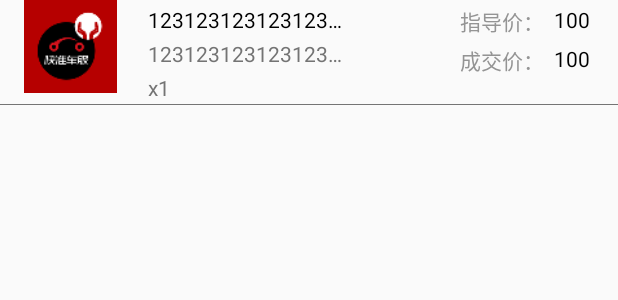
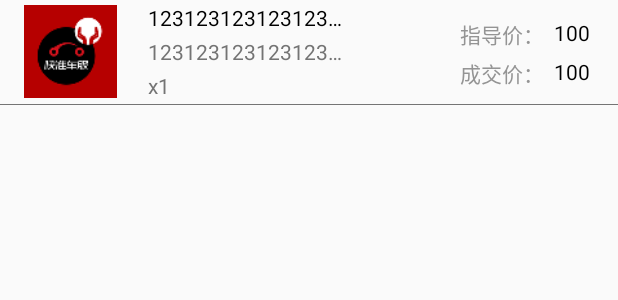
Before and after one commit to r17171709/CarServer, an Android app: the layout adapter_ordercenterpending_child.xml on its own in the app's theme, with its tools: preview values and no code run, on a phone screen of 412 x 824 dp. Shown: the top 300 px of the screen. Run offline under Robolectric (Android 15) with nearby library versions, the phone set to English and light mode, and no system bars.

Commit message:
订单UI调整

```diff
--- a/app/src/main/java/com/renyu/carserver/activity/customercenter/CustomerCenterInfoActivity.java
+++ b/app/src/main/java/com/renyu/carserver/activity/customercenter/CustomerCenterInfoActivity.java
@@ -290,6 +290,10 @@ public class CustomerCenterInfoActivity extends BaseActivity {
             showToast("请填写联系电话");
             return;
         }
+        if (customercenterinfo_phonenum.getText().toString().length()<11) {
+            showToast("手机号码格式错误，请重新填写");
+            return;
+        }
         if (customercenterinfo_legalperson.getText().toString().equals("")) {
             showToast("请填写法人/经营者姓名");
             return;
--- a/app/src/main/res/layout/activity_addcustomer.xml
+++ b/app/src/main/res/layout/activity_addcustomer.xml
@@ -336,6 +336,7 @@
                             android:padding="5dip"
                             android:textSize="13sp"
                             android:inputType="number"
+                            android:text="0"
                             android:layout_marginLeft="10dip"
                             android:background="@drawable/rectangle_corner_black"/>
                     </LinearLayout>
--- a/app/src/main/res/layout/adapter_ordercenterpending_child.xml
+++ b/app/src/main/res/layout/adapter_ordercenterpending_child.xml
@@ -11,12 +11,14 @@
             android:id="@+id/ordercenterpending_child_image"
             android:layout_width="93dip"
             android:layout_height="62dip"
+            android:layout_centerVertical="true"
             android:src="@mipmap/ic_launcher"/>
         <LinearLayout
             android:layout_width="match_parent"
             android:layout_height="wrap_content"
             android:layout_marginLeft="5dip"
             android:layout_marginTop="3dip"
+            android:layout_centerVertical="true"
             android:layout_toRightOf="@id/ordercenterpending_child_image"
             android:orientation="vertical">
             <TextView
@@ -62,6 +64,7 @@
             android:layout_width="wrap_content"
             android:layout_height="wrap_content"
             android:layout_marginRight="15dip"
+            android:layout_centerVertical="true"
             android:layout_alignParentRight="true">
             <RelativeLayout
                 android:id="@+id/ordercentertobepaid_child_normalprice_layout"
@@ -106,23 +109,6 @@
                     android:layout_marginTop="3dip"
                     android:text="成交价："/>
             </RelativeLayout>
-            <LinearLayout
-                android:layout_width="wrap_content"
-                android:layout_height="wrap_content"
-                android:layout_gravity="right"
-                android:layout_marginTop="3dip"
-                android:orientation="horizontal">
-                <TextView
-                    android:layout_width="wrap_content"
-                    android:layout_height="wrap_content"
-                    android:paddingLeft="10dip"
-                    android:paddingRight="10dip"
-                    android:paddingTop="3dip"
-                    android:paddingBottom="3dip"
-                    android:visibility="invisible"
-                    android:background="@drawable/rectangle_corner_lightgray"
-                    android:text="null"/>
-            </LinearLayout>
         </LinearLayout>
     </RelativeLayout>
     <View
```
Also changed, not shown: app/src/main/java/com/renyu/carserver/activity/ordercenter/OrderCenterSearchResultActivity.java (+7 -3 lines), app/src/main/java/com/renyu/carserver/activity/workbench/AddCustomerActivity.java (+8 -0 lines), app/src/main/java/com/renyu/carserver/adapter/OrderCenterAdapter.java (+16 -0 lines), app/src/main/res/layout/activity_ordercenter_search.xml (+8 -1 lines), app/src/main/res/layout/adapter_ordercentertobepaid_child.xml (+3 -10 lines).
